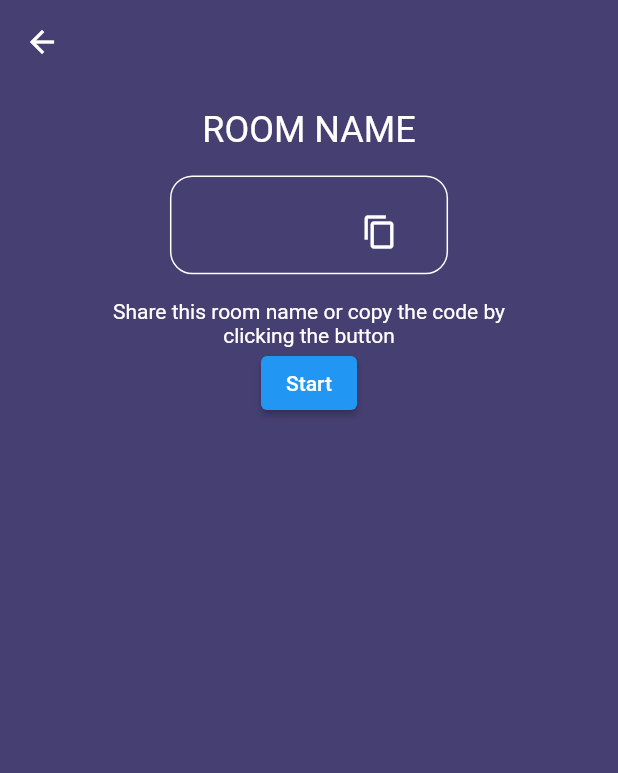
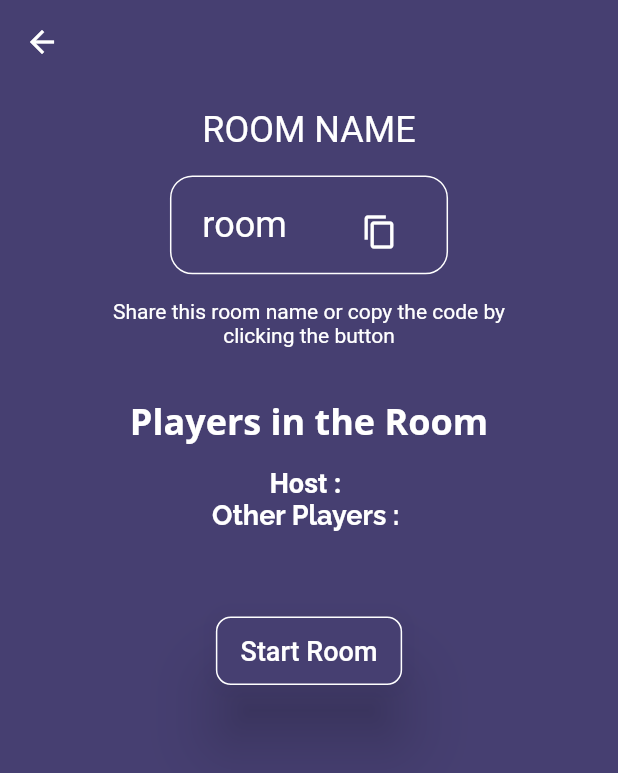
Before and after one commit to vitthal-inani/nameplace, a Flutter app: the RoomStartScreen screen opened directly, on a phone screen of 412 x 824 dp. Shown: the top 773 px of the screen. Run offline on Flutter 3.47's test engine with Material 2 defaults, Android fonts, the phone set to English and light mode, and no system bars; our stand-ins replace google_fonts; Roboto replaces fonts that are missing (Rale way).

Commit message:
create room commit

```diff
--- /dev/null
+++ b/lib/Components/PrimaryButton.dart
@@ -0,0 +1,35 @@
+import 'package:flutter/material.dart';
+import 'package:nameplace/constants/CommonConstants.dart';
+
+class PrimaryButton extends StatelessWidget {
+  const PrimaryButton({super.key, required this.text, this.onPress = emptyFunction });
+
+
+  final String text;
+  final void Function() onPress;
+
+
+  @override
+  Widget build(BuildContext context) {
+    Size size = MediaQuery.of(context).size;
+    return ElevatedButton(
+      style: ElevatedButton.styleFrom(
+        backgroundColor: const Color(0xff463F71),
+        side: const BorderSide(color: Colors.white),
+        elevation: 20,
+        shape: RoundedRectangleBorder(
+          borderRadius: BorderRadius.circular(10),
+        ),
+        padding: EdgeInsets.symmetric(
+          vertical: size.height * 0.015,
+          horizontal: size.width * 0.04,
+        ),
+      ),
+      onPressed: onPress,
+      child: Text(
+        text,
+        style: TextStyle(fontSize: 18),
+      ),
+    );
+  }
+}
--- a/lib/Network/RoomUtils.dart
+++ b/lib/Network/RoomUtils.dart
@@ -1,5 +1,4 @@
 import 'dart:convert';
-
 import 'package:flutter/material.dart';
 import 'package:http/http.dart';
 import 'package:nameplace/Providers/RoomData.dart';
@@ -7,12 +6,12 @@ import 'package:nameplace/Providers/UserData.dart';
 import 'package:provider/provider.dart';
 
 class RoomUtils {
-  static const String url = "http://localhost:8080/api/room/";
+  static const String url = "http://localhost:8080/rooms/";
 
   static Future<String> createRoom(BuildContext context) async {
     final UserData userData = Provider.of<UserData>(context, listen: false);
     final RoomData roomData = Provider.of<RoomData>(context, listen: false);
-    Response response = await post(Uri.parse("${url}create"),
+    Response response = await post(Uri.parse("${url}createNewRoom"),
         body: jsonEncode({"name": userData.name}));
     if (response.statusCode == 200) {
       Map<String, dynamic> jsonRoom = jsonDecode(response.body);
--- a/lib/Providers/RoomData.dart
+++ b/lib/Providers/RoomData.dart
@@ -3,12 +3,16 @@ import 'package:flutter/material.dart';
 class RoomData extends ChangeNotifier {
   String _roomName = "";
   int _playerCount = 0;
+  String _host = '';
+  bool _showLobby = false;
+  List<String> _players = [];
+  bool hasRoomCreated = false;
+
 
   String get roomName => _roomName;
-
+  bool get showLobby => _showLobby;
+  String get host => _host;
   int get playerCount => _playerCount;
-  List<String> _players = [];
-
   List<String> get players => _players;
 
   set roomName(String room) {
@@ -21,11 +25,23 @@ class RoomData extends ChangeNotifier {
     notifyListeners();
   }
 
+  set host(String playerName) {
+    _host = playerName;
+    notifyListeners();
+  }
+
+
+  set showLobby(bool value) {
+    _showLobby = value;
+    notifyListeners();
+  }
+
   void populateRoom(Map<String, dynamic> roomData) {
     _roomName = roomData['roomId'];
     playerCount = (roomData['players'] ?? 0);
     notifyListeners();
   }
 
-  void setHost(String player) {}
+
+  void updatePlayersList() {}
 }
--- a/lib/Screens/RoomStartScreen.dart
+++ b/lib/Screens/RoomStartScreen.dart
@@ -1,9 +1,12 @@
 import 'package:flutter/material.dart';
 import 'package:flutter/services.dart';
+import 'package:nameplace/Components/PrimaryButton.dart';
 import 'package:nameplace/Providers/RoomData.dart';
-import 'package:nameplace/Screens/GameScreen.dart';
-import 'package:nameplace/Screens/LobbyScreen.dart';
 import 'package:provider/provider.dart';
+import '../Network/RoomUtils.dart';
+import '../Providers/UserData.dart';
+import '../Sub Screens/Lobby.dart';
+import 'GameScreen.dart';
 
 class RoomStartScreen extends StatelessWidget {
   const RoomStartScreen({Key? key}) : super(key: key);
@@ -12,6 +15,8 @@ class RoomStartScreen extends StatelessWidget {
   Widget build(BuildContext context) {
     Size size = MediaQuery.of(context).size;
     RoomData roomData = Provider.of<RoomData>(context);
+    UserData userData = Provider.of<UserData>(context);
+
     return WillPopScope(
       onWillPop: () async {
         return await showDialog(
@@ -19,37 +24,48 @@ class RoomStartScreen extends StatelessWidget {
           builder: (context) {
             return AlertDialog(
               shape: RoundedRectangleBorder(
-                    borderRadius: BorderRadius.circular(5)),
+                borderRadius: BorderRadius.circular(5),
+              ),
               backgroundColor: const Color(0xff463F71),
               content: const Text(
-                  "Are you sure wanna leave the room ?",
+                "Are you sure you want to leave the room?",
                 style: TextStyle(
-                      color: Colors.white, fontFamily: 'Raleway', fontSize: 24),
+                  color: Colors.white,
+                  fontFamily: 'Raleway',
+                  fontSize: 24,
+                ),
               ),
               actions: [
                 ElevatedButton(
                   style: ElevatedButton.styleFrom(
-                          backgroundColor: Colors.transparent, elevation: 0),
+                    backgroundColor: Colors.transparent,
+                    elevation: 0,
+                  ),
                   onPressed: () {
                     Navigator.pop(context, true);
                   },
                   child: const Text(
                     "Yes",
                     style: TextStyle(fontFamily: 'Raleway', fontSize: 24),
-                      )),
+                  ),
+                ),
                 ElevatedButton(
                   style: ElevatedButton.styleFrom(
-                          backgroundColor: Colors.transparent, elevation: 0),
+                    backgroundColor: Colors.transparent,
+                    elevation: 0,
+                  ),
                   onPressed: () {
                     Navigator.pop(context, false);
                   },
                   child: const Text(
                     "No",
                     style: TextStyle(fontFamily: 'Raleway', fontSize: 24),
-                      )),
+                  ),
+                ),
               ],
             );
-            });
+          },
+        );
       },
       child: Scaffold(
         appBar: AppBar(
@@ -58,6 +74,7 @@ class RoomStartScreen extends StatelessWidget {
         ),
         backgroundColor: const Color(0xff463F71),
         body: SafeArea(
+          child: SingleChildScrollView(
             child: Container(
               alignment: Alignment.center,
               margin: EdgeInsets.symmetric(vertical: size.height * 0.02),
@@ -73,17 +90,21 @@ class RoomStartScreen extends StatelessWidget {
                     margin: EdgeInsets.symmetric(vertical: size.height * 0.02),
                     padding: EdgeInsets.symmetric(
                       vertical: size.height * 0.02,
-                        horizontal: size.width * 0.05),
+                      horizontal: size.width * 0.05,
+                    ),
                     decoration: BoxDecoration(
                       border: Border.all(color: Colors.white),
-                        borderRadius: BorderRadius.circular(15)),
+                      borderRadius: BorderRadius.circular(15),
+                    ),
                     child: Row(
                       mainAxisAlignment: MainAxisAlignment.spaceBetween,
                       children: [
                         Text(
-                          roomData.roomName,
+                          'room',
                           style: const TextStyle(
-                              color: Colors.white, fontSize: 24),
+                            color: Colors.white,
+                            fontSize: 24,
+                          ),
                         ),
                         IconButton(
                           onPressed: () {
@@ -91,18 +112,18 @@ class RoomStartScreen extends StatelessWidget {
                               content: Text('Room Name copied'),
                             );
                             Clipboard.setData(
-                                      ClipboardData(text: roomData.roomName))
-                                  .then((value) => {
-                                        ScaffoldMessenger.of(context)
-                                            .showSnackBar(snackBar)
-                                      });
+                              ClipboardData(text: roomData.roomName),
+                            ).then((value) => ScaffoldMessenger.of(context)
+                                .showSnackBar(snackBar));
                           },
                           icon: const Icon(
                             Icons.copy,
                             color: Colors.white,
-                            ))
+                          ),
+                        )
                       ],
-                    )),
+                    ),
+                  ),
                   SizedBox(
                     width: size.width * 0.65,
                     child: const Text(
@@ -111,15 +132,24 @@ class RoomStartScreen extends StatelessWidget {
                       style: TextStyle(color: Colors.white),
                     ),
                   ),
-                ElevatedButton(
-                    onPressed: () {
+                  SizedBox(height: size.height * 0.02),
+                  LobbyScreen(),
+                  SizedBox(height: 15),
+                  PrimaryButton(
+                    text: "Start Room",
+                    onPress: () {
+                      // Update room host and navigate to the game screen
+                      roomData.host = userData.name;
+                      Provider.of<RoomData>(context, listen: false)
+                          .updatePlayersList();
                       Navigator.push(
                         context,
-                          MaterialPageRoute(
-                              builder: (context) =>  LobbyScreen()));
+                        MaterialPageRoute(builder: (context) => GameScreen()),
+                      );
                     },
-                    child: Text("Start"))
+                  ),
                 ],
+              ),
             ),
           ),
         ),
--- /dev/null
+++ b/lib/Sub Screens/Lobby.dart
@@ -0,0 +1,56 @@
+import 'package:flutter/material.dart';
+import 'package:google_fonts/google_fonts.dart';
+import 'package:provider/provider.dart';
+import '../Providers/RoomData.dart';
+import '../Providers/UserData.dart';
+
+class LobbyScreen extends StatelessWidget {
+  @override
+  Widget build(BuildContext context) {
+    RoomData roomData = Provider.of<RoomData>(context);
+    UserData userData = Provider.of<UserData>(context);
+
+    return Container(
+      child: Padding(
+        padding: const EdgeInsets.all(16.0),
+        child: Column(
+          mainAxisAlignment: MainAxisAlignment.spaceBetween,
+          crossAxisAlignment: CrossAxisAlignment.stretch,
+          children: [
+            Column(
+              children: [
+                Text(
+                  'Players in the Room',
+                  style: GoogleFonts.openSans(
+                    fontSize: 24,
+                    color: Colors.white,
+                    fontWeight: FontWeight.bold,
+                  ),
+                  textAlign: TextAlign.center,
+                ),
+                const SizedBox(height: 15),
+                Text(
+                  'Host : ${roomData.host}',
+                  style: const TextStyle(
+                      fontSize: 18,
+                      color: Colors.white,
+                      fontWeight: FontWeight.bold,
+                      fontFamily: 'Rale way'),
+                ),
+                Text(
+                  'Other Players : ${roomData.players.where((player) => player != roomData.host).join(', ')}',
+                  style: const TextStyle(
+                      fontSize: 18,
+                      color: Colors.white,
+                      fontWeight: FontWeight.bold,
+                      fontFamily: 'Raleway'),
+                ),
+                SizedBox(height: 25),
+              ],
+            ),
+          ],
+        ),
+      ),
+    );
+  }
+}
--- /dev/null
+++ b/lib/constants/CommonConstants.dart
@@ -0,0 +1 @@
+void emptyFunction (){}
--- a/lib/constants/NetworkConstants.dart
+++ b/lib/constants/NetworkConstants.dart
@@ -1 +1,3 @@
 const String emptyRoom = "Room doesn't exist";
+
+const String Baseurl = "http://localhost:8080/rooms/";
--- a/lib/main.dart
+++ b/lib/main.dart
@@ -18,7 +18,11 @@ class MyApp extends StatelessWidget {
         ChangeNotifierProvider<UserData>(create: (_) => UserData()),
         ChangeNotifierProvider<RoomData>(create: (_) => RoomData())
       ],
-      child: const MaterialApp(home: LoginScreen()),
+      child: MaterialApp(
+          theme: ThemeData(
+            primaryColor: Color(0xff463F71),
+          ),
+          home: LoginScreen()),
     );
   }
 }
--- a/pubspec.yaml
+++ b/pubspec.yaml
@@ -38,6 +38,7 @@ dependencies:
   cupertino_icons: ^1.0.2
   provider: ^6.0.4
   http:
+  google_fonts: ^6.1.0
 
 dev_dependencies:
   flutter_test:
```
Also changed, not shown: lib/API/RoomID API.dart (added, +15 -0 lines), lib/API/RoomID Class.dart (added, +69 -0 lines), lib/Screens/GameScreen.dart (+10 -8 lines), lib/Screens/Leaderboard.dart (added, +128 -0 lines), lib/Screens/LobbyScreen.dart (deleted, +0 -51 lines), lib/Screens/LoginScreen.dart (+16 -12 lines), lib/Sub Screens/NameValidation.dart (+75 -20 lines), pubspec.lock. Lines whose indentation alone changed are shown as unchanged.
